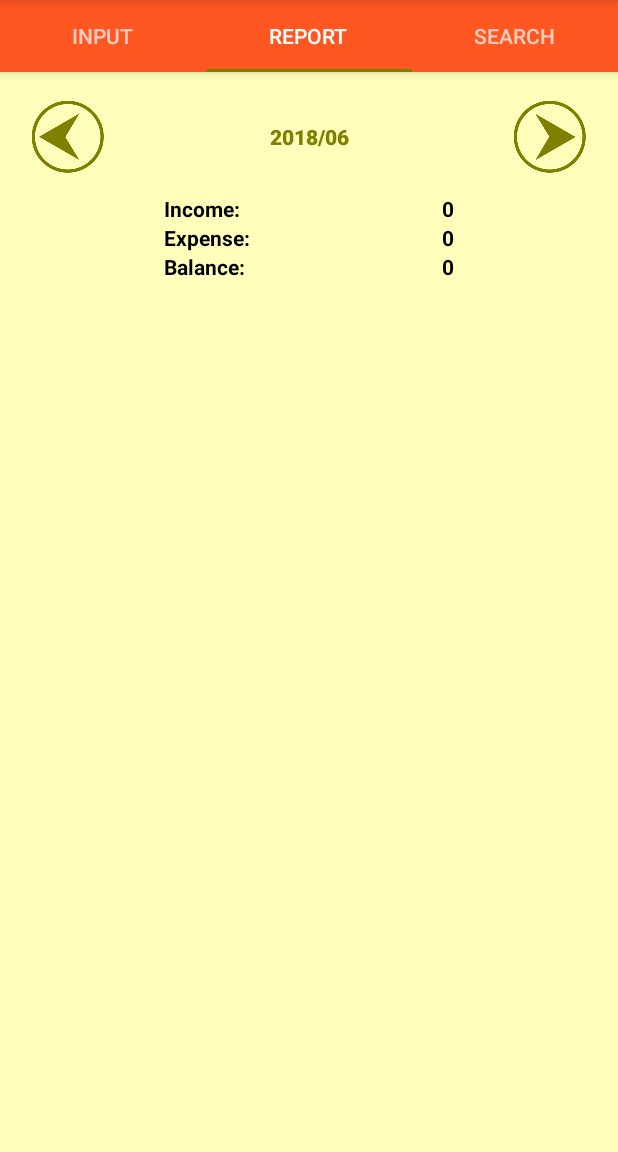
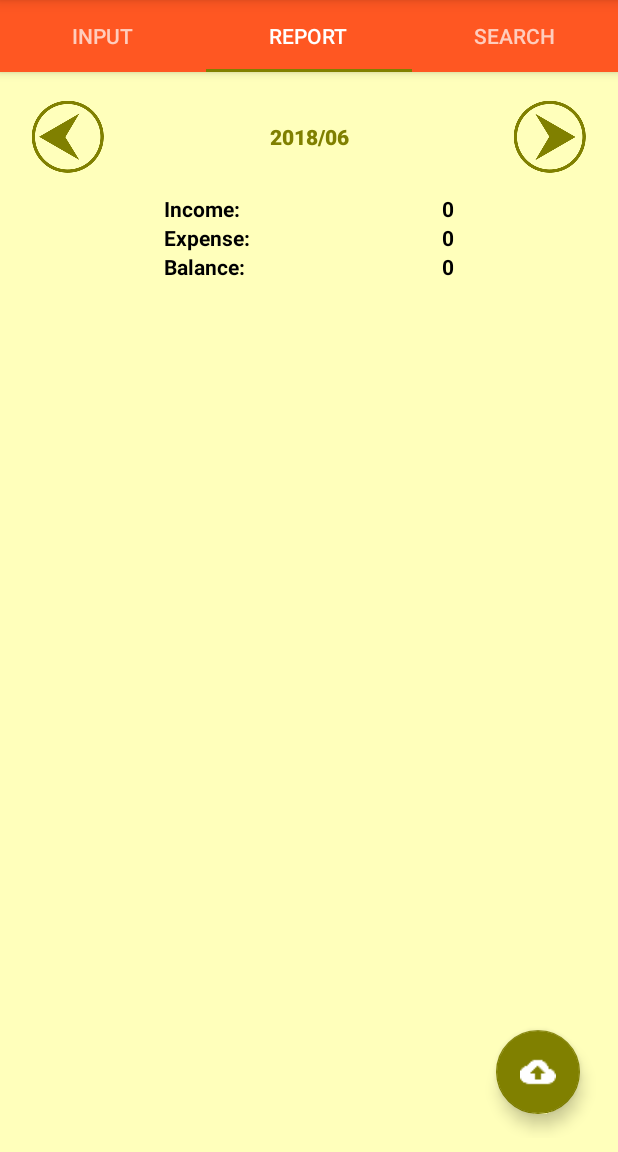
Before and after one commit to tsato1/Kakeibo, an Android app: the screen it shows after launch (MainActivity), tab 2 chosen, on a phone screen of 412 x 824 dp, the part 84-1236 px from its top. Run offline under Robolectric (Android 15) with nearby library versions, the phone set to English and light mode, and no system bars; libraries missing offline, so code that uses them is left out: com.echo.holographlibrary; plain views replace PieGraph; 3 statements that could not run were skipped.

Commit message:
fab prepared

```diff
--- a/app/src/main/java/com/kakeibo/TabFragment2.java
+++ b/app/src/main/java/com/kakeibo/TabFragment2.java
@@ -8,6 +8,7 @@ import android.database.Cursor;
 import android.graphics.Color;
 import android.os.Bundle;
 import android.preference.PreferenceManager;
+import android.support.design.widget.FloatingActionButton;
 import android.support.v4.app.Fragment;
 import android.support.v4.content.ContextCompat;
 import android.text.SpannableString;
@@ -62,6 +63,7 @@ public class TabFragment2 extends Fragment {
     private ImageButton btnPrev, btnNext;//, btnSearch;
     private Button btnDate;
     private TextView txvIncome, txvExpense, txvBalance;
+    private FloatingActionButton fabExport;
     //private EditText edtSearch;
     private int income, expense, balance;
     public  int calMonth, calYear;
@@ -117,6 +119,7 @@ public class TabFragment2 extends Fragment {
         categoryLayout = _view.findViewById(R.id.scv_subtotal);
         graph = _view.findViewById(R.id.graph_subtotal);
         categoryListView = _view.findViewById(R.id.lsv_subtotal);
+        fabExport = _view.findViewById(R.id.fab_export);
 
         //searchLayout = _view.findViewById(R.id.lnl_search);
         //btnVoice = _view.findViewById(R.id.btn_voice_search);
@@ -133,6 +136,7 @@ public class TabFragment2 extends Fragment {
         //btnSearch.setOnClickListener(new ButtonClickListener());
         expandableListView.setOnCreateContextMenuListener(new ChildClickContextMenuListener());
         categoryListView.setOnItemClickListener(new CategoryListItemClickListener());
+        fabExport.setOnClickListener(new ButtonClickListener());
     }
 
     class CategoryListItemClickListener implements AdapterView.OnItemClickListener {
@@ -404,8 +408,8 @@ public class TabFragment2 extends Fragment {
                     break;
                 //case R.id.btn_voice_search:
                     //break;
-                case R.id.btn_search:
-                    //searchItem();
+                case R.id.fab_export:
+                    //todo
                     break;
             }
         }
--- a/app/src/main/res/layout/row_explist_header.xml
+++ b/app/src/main/res/layout/row_explist_header.xml
@@ -11,7 +11,7 @@
         android:layout_width="0dp"
         android:layout_height="wrap_content"
         android:layout_weight="1"
-        android:paddingLeft="?android:attr/expandableListPreferredItemPaddingLeft"
+        android:paddingStart="?android:attr/expandableListPreferredItemPaddingLeft"
         android:textColor="@color/colorAccent"
         android:textStyle="bold"/>
 
@@ -19,7 +19,7 @@
         android:id="@+id/txv_header_balance"
         android:layout_width="wrap_content"
         android:layout_height="wrap_content"
-        android:paddingRight="25dp"
+        android:paddingEnd="25dp"
         android:textColor="@color/colorBlack"
         android:textStyle="bold"/>
 
--- a/app/src/main/res/layout/tab_fragment_2.xml
+++ b/app/src/main/res/layout/tab_fragment_2.xml
@@ -108,6 +108,13 @@
 
     </FrameLayout>
 
+    <android.support.design.widget.FloatingActionButton
+        android:id="@+id/fab_export"
+        android:layout_width="wrap_content"
+        android:layout_height="wrap_content"
+        android:layout_gravity="bottom|end"
+        android:layout_margin="@dimen/fab_default_padding"
+        android:src="@drawable/baseline_cloud_upload_white_24dp"/>
 
     <!--&lt;!&ndash;<LinearLayout&ndash;&gt;-->
         <!--&lt;!&ndash;android:id="@+id/lnl_search"&ndash;&gt;-->
--- a/app/src/main/res/values/dimens.xml
+++ b/app/src/main/res/values/dimens.xml
@@ -2,6 +2,7 @@
     <!-- Default screen margins, per the Android Design guidelines. -->
     <dimen name="activity_horizontal_margin">9dp</dimen>
     <dimen name="activity_vertical_margin">9dp</dimen>
+    <dimen name="fab_default_padding">16dp</dimen>
     <dimen name="dialog_alert_default_padding">18dp</dimen>
 
     <!-- search fragment -->
```
Also changed, not shown: app/src/main/res/drawable-xxhdpi/baseline_cloud_upload_white_24dp.png (added).
